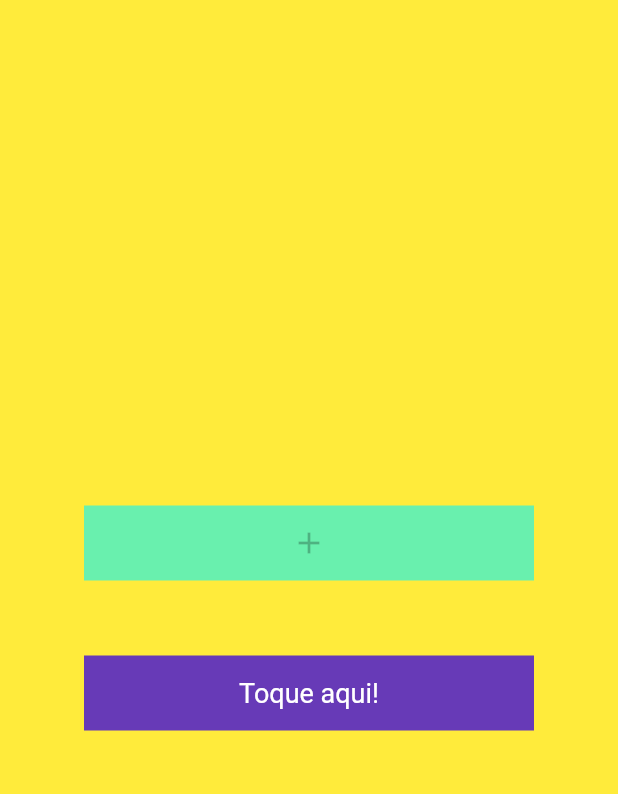
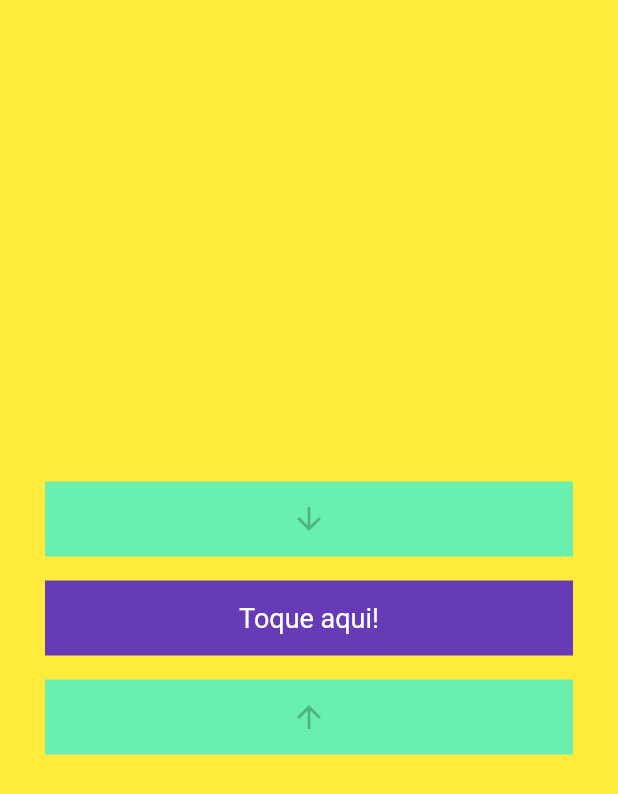
Before and after one commit to gablemos-zz/flutter-study, a Flutter app: the screen it shows after launch, on a phone screen of 412 x 824 dp. Shown: the top 794 px of the screen. Run offline on Flutter 3.47's test engine with Material 2 defaults, Android fonts, the phone set to English and light mode, and no system bars.

Commit message:
25 - padding and sizebox, icon as parameter

```diff
--- a/my-first-app/myapp/lib/main.dart
+++ b/my-first-app/myapp/lib/main.dart
@@ -18,9 +18,10 @@ class MyApp extends StatelessWidget {
             mainAxisAlignment: MainAxisAlignment.center,
             crossAxisAlignment: CrossAxisAlignment.center,
             children: <Widget>[
-              ButtonIcon(),
-              SizedBox(height: 50,), //ou  Container(height: 50),
-              ButtonText()
+              ButtonIcon(icon: Icons.arrow_downward),
+              ButtonText(),
+              // ButtonIcon(Icons.arrow_upward)
+              ButtonIcon(icon: Icons.arrow_upward)
             ],
           ),
         ),
@@ -30,16 +31,26 @@ class MyApp extends StatelessWidget {
 }
 
 class ButtonIcon extends StatelessWidget {
+
+  IconData icon ;
+  ButtonIcon({this.icon});
+  // ButtonIcon(IconData icons){
+  //   this.icon = icons;
+  // }
+
   @override
   Widget build(BuildContext context) {
-    return Container(
+    return Padding(
+      padding: const EdgeInsets.symmetric(vertical: 8, horizontal: 30),
+      child: Container(
         //width: double.infinity,//estica pela tela toda
-      width: 300,
+        width: double.infinity,
         height: 50,
         color: Colors.greenAccent,
         child: Icon(
-        Icons.add,
+          this.icon,
           color: Colors.black26,
+        ),
       ),
     );
   }
@@ -48,8 +59,11 @@ class ButtonIcon extends StatelessWidget {
 class ButtonText extends StatelessWidget {
   @override
   Widget build(BuildContext context) {
-    return Container(
-      width: 300,
+    return Padding(
+      // padding: const EdgeInsets.only(top: 8.0, left: 30, bottom: 8, right: 30),
+      padding: const EdgeInsets.symmetric(vertical: 8, horizontal: 30),
+      child: Container(
+        width: double.infinity,
         height: 50,
         color: Colors.deepPurple,
         alignment: Alignment.center,
@@ -60,6 +74,7 @@ class ButtonText extends StatelessWidget {
             fontSize: 18
           ),
         ),
+      ),
     );
   }
 }
```
Lines whose indentation alone changed are shown as unchanged.
